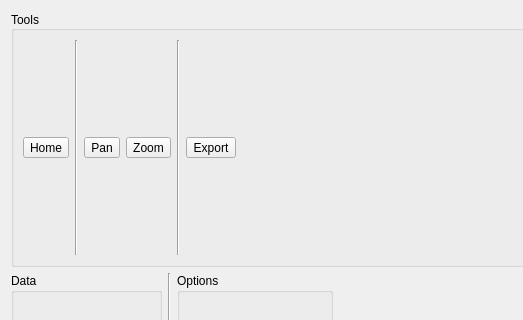
First picture: the form in src/ui/custom_plot.ui, repository pfechd/jabe, before the edit; both pictures show x 0 to 523 and y 0 to 320 of the 617 by 540 pixel window.
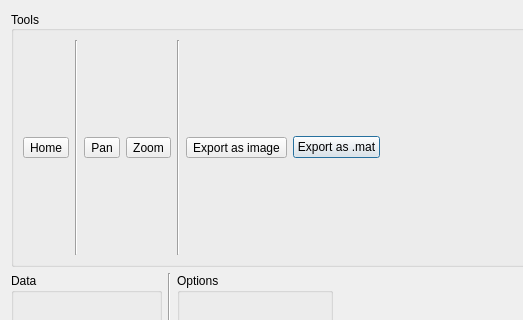
Second picture: the form after the edit.

Commit message: Add ability to save as .mat file

What changed in the file:
```diff
--- a/src/ui/custom_plot.ui
+++ b/src/ui/custom_plot.ui
@@ -81,7 +81,14 @@
         <item>
          <widget class="QToolButton" name="toolButton_export">
           <property name="text">
-           <string>Export</string>
+           <string>Export as image</string>
+          </property>
+         </widget>
+        </item>
+        <item>
+         <widget class="QPushButton" name="toolButton_export_mat">
+          <property name="text">
+           <string>Export as .mat</string>
           </property>
          </widget>
         </item>
```
The commit also changes 1 other file.
